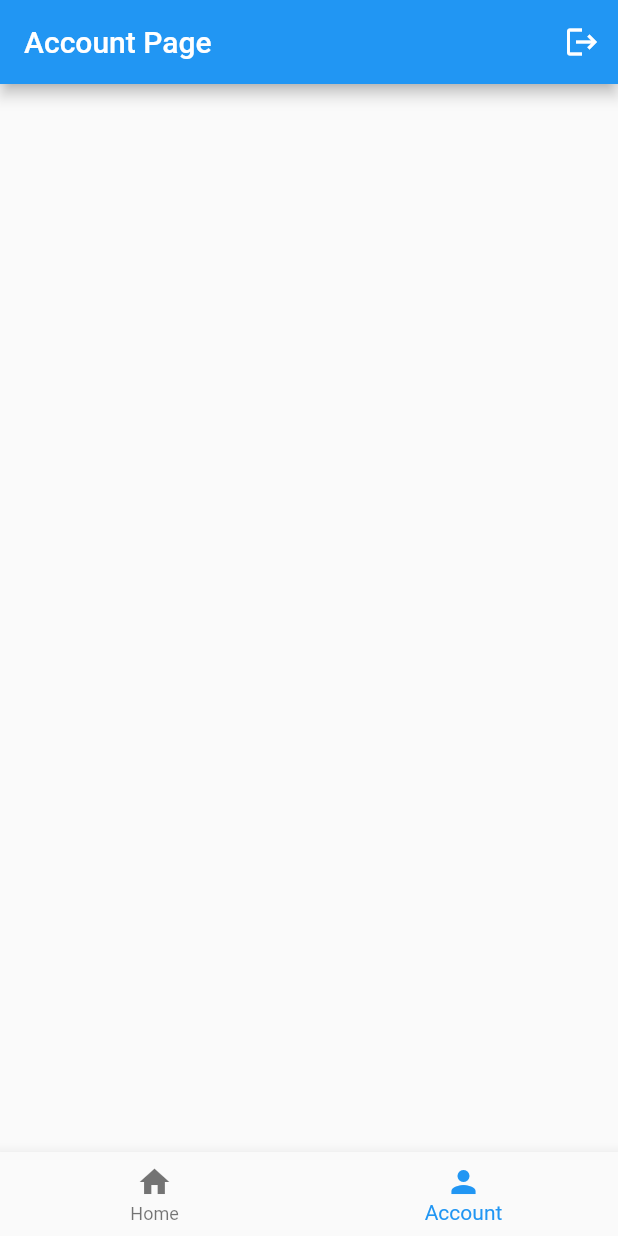
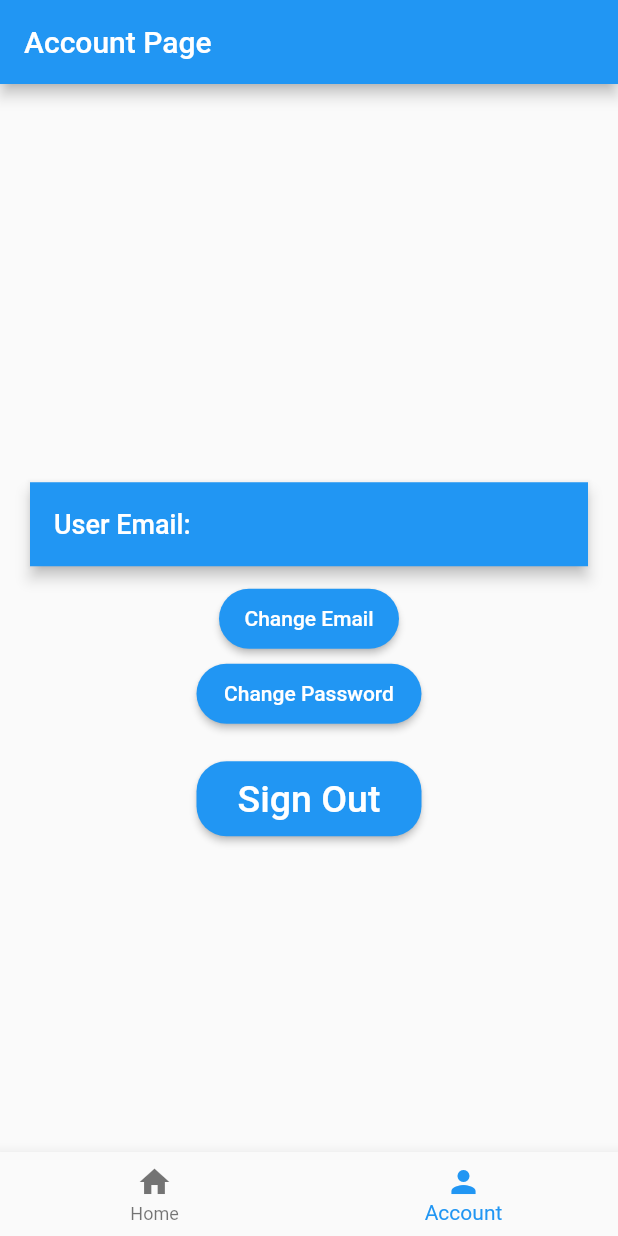
Before and after one commit to AmalSresh/PlanUp, a Flutter app: the screen it shows once a user with an empty profile is signed in, item 2 of the bottom bar chosen, on a phone screen of 412 x 824 dp. Run offline on Flutter 3.47's test engine with Material 2 defaults, Android fonts, the phone set to English and light mode, and no system bars; our stand-ins replace firebase_auth, firebase_core, flutter_signin_button, google_sign_in; accounts and stored records are empty; network calls fail.

Commit message:
Added forgot password, change email, and change password methods

```diff
--- a/lib/pages/account_page.dart
+++ b/lib/pages/account_page.dart
@@ -1,5 +1,7 @@
 import 'package:flutter/material.dart';
 import 'package:firebase_auth/firebase_auth.dart';
+import 'change_password_page.dart';
+import 'change_email_page.dart';
 
 class UserAccount extends StatefulWidget {
   const UserAccount({super.key});
@@ -11,6 +13,7 @@ class UserAccount extends StatefulWidget {
 class _UserAccountState extends State<UserAccount> {
   final user = FirebaseAuth.instance.currentUser!;
 
+
   // sign user out method
   void signUserOut() {
     FirebaseAuth.instance.signOut();
@@ -19,15 +22,124 @@ class _UserAccountState extends State<UserAccount> {
   @override
   Widget build(BuildContext context) {
     return  Scaffold(
-        appBar: AppBar(
+      appBar: AppBar(
 
-          title: const Text("Account Page"),
-          actions: [
-          IconButton(
-          onPressed: signUserOut,
-          icon: const Icon(Icons.logout)
-         ),
-        ],
+        title: const Text("Account Page")
+      ),
+      body: SafeArea(
+        child: Center(
+          child: SingleChildScrollView(
+            padding: const EdgeInsets.all(10),
+
+            child: Column(
+              children: [
+
+
+              const SizedBox(height: 45,),
+
+                // User email and change email option
+                Padding(
+                  padding: const EdgeInsets.all(10.0),
+                  child: AppBar(
+                    title:  Text("User Email: " + user.email!,
+                        style: TextStyle(
+                          fontSize: 18.0,
+                          color: Colors.white,
+                        )
+                    )
+                    ),
+                  ),
+
+
+                const SizedBox(height: 5,),
+
+                //change email button
+                SizedBox(
+                  width: 120,
+                  height: 40,
+                  child: ElevatedButton(
+                      onPressed: () {
+                        Navigator.push(
+                          context,
+                          MaterialPageRoute(
+                            builder: (context) {
+                              return ChangeEmailPage();
+                            },
+                          ),
+                        );
+                      },
+                      child: Text("Change Email",
+                          style: TextStyle(
+                            fontSize: 14.0,
+                            color: Colors.white,
+                          )
+                      ),
+                      style: ElevatedButton.styleFrom(
+                          shape: RoundedRectangleBorder(
+                            borderRadius: BorderRadius.circular(20),
+                          )
+                      )
+                  ),
+                ),
+
+                const SizedBox(height: 10,),
+
+              // Change password button
+                SizedBox(
+                  width: 150,
+                  height: 40,
+                  child: ElevatedButton(
+                      onPressed: (){
+                Navigator.push(
+                context,
+                MaterialPageRoute(
+                      builder: (context) {
+                      return ChangePasswordPage();
+                      },
+                    ),
+                  );
+                },
+                      child: Text("Change Password",
+                          style: TextStyle(
+                            fontSize: 14.0,
+                            color: Colors.white,
+                          ))
+                      ,
+                      style: ElevatedButton.styleFrom(
+                          shape: RoundedRectangleBorder(
+                            borderRadius: BorderRadius.circular(20),
+                          )
+                      )
+                  ),
+                ),
+
+                const SizedBox(height: 25,),
+
+                //sign out
+                SizedBox(
+                  width: 150,
+                  height: 50,
+                  child: ElevatedButton(
+                      onPressed: signUserOut,
+                      child: Text(
+                          "Sign Out",
+                      style: TextStyle(
+                        fontSize: 25.0,
+                        color: Colors.white,
+                        )
+                      ),
+                      style: ElevatedButton.styleFrom(
+                          shape: RoundedRectangleBorder(
+                            borderRadius: BorderRadius.circular(20),
+                          )
+                      )
+                  ),
+                ),
+
+              ],
+            ),
+          ),
+        ),
       ),
     );
 
--- a/lib/pages/page_directory.dart
+++ b/lib/pages/page_directory.dart
@@ -1,3 +1,4 @@
+import 'package:cpsc_362_project/pages/change_password_page.dart';
 import 'package:flutter/material.dart';
 import 'package:cpsc_362_project/pages/account_page.dart';
 import 'package:cpsc_362_project/pages/home_page.dart';
```
Also changed, not shown: lib/pages/change_email_page.dart (added, +132 -0 lines), lib/pages/change_password_page.dart (added, +146 -0 lines), lib/pages/forgot_pass_page.dart (added, +125 -0 lines), lib/pages/login_page.dart (+23 -7 lines).
